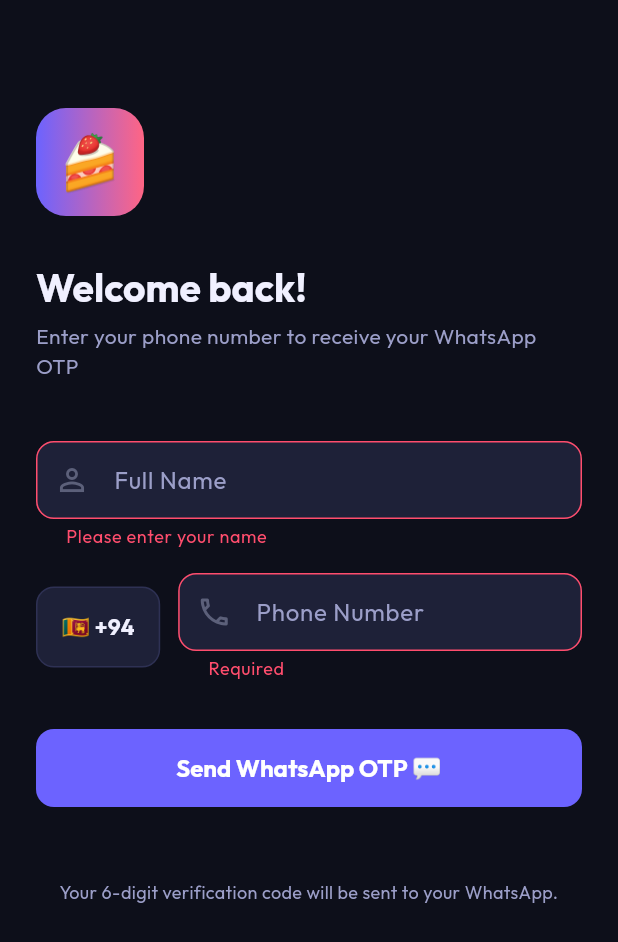
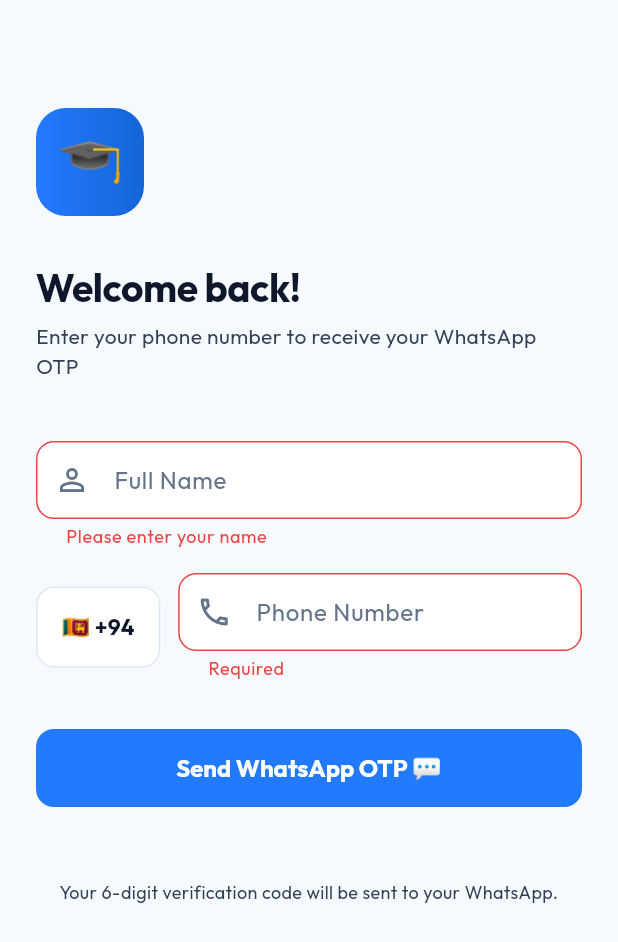
Before and after one commit to thizaruudara/dessert_app, a Flutter app: the screen it shows after launch, after a tap on "Send WhatsApp OTP 💬", on a phone screen of 412 x 824 dp. Shown: the top 942 px of the screen. Run offline on Flutter 3.47's test engine with Material 3 defaults, Android fonts, the phone set to English and light mode, and no system bars; our stand-ins replace cached_network_image, cloud_firestore, firebase_auth, firebase_core, firebase_messaging, go_router and 4 more; accounts and stored records are empty.

Commit message:
Apply official EduPeak website theme and brand design system

```diff
--- a/lib/core/theme/app_theme.dart
+++ b/lib/core/theme/app_theme.dart
@@ -2,38 +2,50 @@
 import 'package:google_fonts/google_fonts.dart';
 
 class AppColors {
-  // Brand
-  static const Color primary = Color(0xFF6C63FF);
-  static const Color primaryLight = Color(0xFF9D97FF);
-  static const Color primaryDark = Color(0xFF4B44CC);
-  static const Color accent = Color(0xFFFF6584);
-  static const Color gold = Color(0xFFFFB830);
-  static const Color warning = Color(0xFFFFB830);
-  static const Color success = Color(0xFF2DD4BF);
-  static const Color error = Color(0xFFFF4D6D);
+  // ── 1. Core Brand Colors (From EduPeak Website Design System) ───────────────
+  static const Color primary = Color(0xFF227AFF); // Primary Brand Blue
+  static const Color primaryDark = Color(0xFF1565D8); // Primary Dark / Accent
+  static const Color primaryLight = Color(0xFF4490FF); // Primary Light
 
-  // Dark theme surfaces
-  static const Color darkBg = Color(0xFF0D0F1A);
-  static const Color darkSurface = Color(0xFF161829);
-  static const Color darkCard = Color(0xFF1E2138);
-  static const Color darkCardAlt = Color(0xFF252840);
-  static const Color darkBorder = Color(0xFF2E3154);
+  // ── 2. Backgrounds & Surfaces ──────────────────────────────────────────────
+  static const Color background = Color(0xFFF6FAFF); // Soft Ice-Blue Tint
+  static const Color backgroundSoft = Color(0xFFEFF5FF); // Pill capsules & soft backgrounds
+  static const Color surface = Color(0xFFFFFFFF); // Surface & Card White
+  static const Color card = Color(0xFFFFFFFF); // Main Cards
+  static const Color cardAlt = Color(0xFFEFF5FF); // Soft Card Tint
+  static const Color border = Color(0xFFE2E8F0); // Delicate Slate Border
+  static const Color borderLight = Color(0xFFF1F5F9); // Extra subtle border
 
-  // Text
-  static const Color textPrimary = Color(0xFFF0F0FF);
-  static const Color textSecondary = Color(0xFF9B9EC8);
-  static const Color textMuted = Color(0xFF5C607A);
+  // ── 3. Typography ──────────────────────────────────────────────────────────
+  static const Color textPrimary = Color(0xFF0F172A); // Main Text (Dark Slate)
+  static const Color textSecondary = Color(0xFF334155); // Body Text
+  static const Color textMuted = Color(0xFF64748B); // Muted Text / Timestamps
+
+  // ── 4. Accents & Status Indicators ─────────────────────────────────────────
+  static const Color liveRed = Color(0xFFEF4444); // Live Stream Red
+  static const Color error = Color(0xFFEF4444); // Error
+  static const Color success = Color(0xFF10B981); // Success / Distinction
+  static const Color gold = Color(0xFFF59E0B); // Gold Trophy / Credits
+  static const Color warning = Color(0xFFF59E0B); // Warning
+  static const Color accent = Color(0xFF1565D8); // Dark Accent
+
+  // ── 5. Backward Compatibility Aliases ──────────────────────────────────────
+  static const Color darkBg = Color(0xFFF6FAFF);
+  static const Color darkSurface = Color(0xFFFFFFFF);
+  static const Color darkCard = Color(0xFFFFFFFF);
+  static const Color darkCardAlt = Color(0xFFEFF5FF);
+  static const Color darkBorder = Color(0xFFE2E8F0);
 }
 
 class AppTheme {
-  static ThemeData get darkTheme {
-    final base = ThemeData.dark();
+  static ThemeData get lightTheme {
+    final base = ThemeData.light();
     return base.copyWith(
-      scaffoldBackgroundColor: AppColors.darkBg,
-      colorScheme: const ColorScheme.dark(
+      scaffoldBackgroundColor: AppColors.background,
+      colorScheme: const ColorScheme.light(
         primary: AppColors.primary,
-        secondary: AppColors.accent,
-        surface: AppColors.darkSurface,
+        secondary: AppColors.primaryDark,
+        surface: AppColors.surface,
         error: AppColors.error,
         onPrimary: Colors.white,
         onSecondary: Colors.white,
@@ -41,19 +53,19 @@
       ),
       textTheme: GoogleFonts.outfitTextTheme(base.textTheme).copyWith(
         displayLarge: GoogleFonts.outfit(
-          fontSize: 32, fontWeight: FontWeight.bold, color: AppColors.textPrimary,
+          fontSize: 32, fontWeight: FontWeight.bold, color: AppColors.textPrimary, letterSpacing: -0.5,
         ),
         displayMedium: GoogleFonts.outfit(
-          fontSize: 26, fontWeight: FontWeight.bold, color: AppColors.textPrimary,
+          fontSize: 26, fontWeight: FontWeight.bold, color: AppColors.textPrimary, letterSpacing: -0.3,
         ),
         headlineLarge: GoogleFonts.outfit(
-          fontSize: 22, fontWeight: FontWeight.w600, color: AppColors.textPrimary,
+          fontSize: 22, fontWeight: FontWeight.w700, color: AppColors.textPrimary,
         ),
         headlineMedium: GoogleFonts.outfit(
           fontSize: 18, fontWeight: FontWeight.w600, color: AppColors.textPrimary,
         ),
         bodyLarge: GoogleFonts.outfit(
-          fontSize: 16, color: AppColors.textPrimary,
+          fontSize: 16, color: AppColors.textSecondary,
         ),
         bodyMedium: GoogleFonts.outfit(
           fontSize: 14, color: AppColors.textSecondary,
@@ -63,20 +75,22 @@
         ),
       ),
       appBarTheme: AppBarTheme(
-        backgroundColor: Colors.transparent,
+        backgroundColor: AppColors.surface,
+        foregroundColor: AppColors.textPrimary,
         elevation: 0,
         centerTitle: false,
         iconTheme: const IconThemeData(color: AppColors.textPrimary),
         titleTextStyle: GoogleFonts.outfit(
-          fontSize: 20, fontWeight: FontWeight.w600, color: AppColors.textPrimary,
+          fontSize: 20, fontWeight: FontWeight.bold, color: AppColors.textPrimary,
         ),
       ),
       cardTheme: CardTheme(
-        color: AppColors.darkCard,
+        color: AppColors.card,
         elevation: 0,
+        shadowColor: const Color(0x0A0F172A),
         shape: RoundedRectangleBorder(
           borderRadius: BorderRadius.circular(16),
-          side: const BorderSide(color: AppColors.darkBorder, width: 1),
+          side: const BorderSide(color: AppColors.border, width: 1),
         ),
       ),
       elevatedButtonTheme: ElevatedButtonThemeData(
@@ -84,7 +98,7 @@
           backgroundColor: AppColors.primary,
           foregroundColor: Colors.white,
           elevation: 0,
-          padding: const EdgeInsets.symmetric(horizontal: 24, vertical: 14),
+          padding: const EdgeInsets.symmetric(horizontal: 24, vertical: 15),
           shape: RoundedRectangleBorder(borderRadius: BorderRadius.circular(12)),
           textStyle: GoogleFonts.outfit(fontSize: 15, fontWeight: FontWeight.w600),
         ),
@@ -92,22 +106,22 @@
       outlinedButtonTheme: OutlinedButtonThemeData(
         style: OutlinedButton.styleFrom(
           foregroundColor: AppColors.primary,
-          side: const BorderSide(color: AppColors.primary),
-          padding: const EdgeInsets.symmetric(horizontal: 24, vertical: 14),
+          side: const BorderSide(color: AppColors.primary, width: 1.5),
+          padding: const EdgeInsets.symmetric(horizontal: 24, vertical: 15),
           shape: RoundedRectangleBorder(borderRadius: BorderRadius.circular(12)),
           textStyle: GoogleFonts.outfit(fontSize: 15, fontWeight: FontWeight.w600),
         ),
       ),
       inputDecorationTheme: InputDecorationTheme(
         filled: true,
-        fillColor: AppColors.darkCard,
+        fillColor: AppColors.surface,
         border: OutlineInputBorder(
           borderRadius: BorderRadius.circular(12),
-          borderSide: const BorderSide(color: AppColors.darkBorder),
+          borderSide: const BorderSide(color: AppColors.border),
         ),
         enabledBorder: OutlineInputBorder(
           borderRadius: BorderRadius.circular(12),
-          borderSide: const BorderSide(color: AppColors.darkBorder),
+          borderSide: const BorderSide(color: AppColors.border),
         ),
         focusedBorder: OutlineInputBorder(
           borderRadius: BorderRadius.circular(12),
@@ -117,29 +131,29 @@
           borderRadius: BorderRadius.circular(12),
           borderSide: const BorderSide(color: AppColors.error),
         ),
-        labelStyle: GoogleFonts.outfit(color: AppColors.textSecondary),
+        labelStyle: GoogleFonts.outfit(color: AppColors.textMuted),
         hintStyle: GoogleFonts.outfit(color: AppColors.textMuted),
         contentPadding: const EdgeInsets.symmetric(horizontal: 16, vertical: 14),
       ),
       bottomNavigationBarTheme: const BottomNavigationBarThemeData(
-        backgroundColor: AppColors.darkSurface,
+        backgroundColor: AppColors.surface,
         selectedItemColor: AppColors.primary,
         unselectedItemColor: AppColors.textMuted,
         type: BottomNavigationBarType.fixed,
-        elevation: 0,
+        elevation: 8,
       ),
       dividerTheme: const DividerThemeData(
-        color: AppColors.darkBorder,
+        color: AppColors.border,
         thickness: 1,
       ),
       snackBarTheme: SnackBarThemeData(
-        backgroundColor: AppColors.darkCard,
-        contentTextStyle: GoogleFonts.outfit(color: AppColors.textPrimary),
+        backgroundColor: AppColors.textPrimary,
+        contentTextStyle: GoogleFonts.outfit(color: Colors.white),
         shape: RoundedRectangleBorder(borderRadius: BorderRadius.circular(12)),
         behavior: SnackBarBehavior.floating,
       ),
     );
   }
 
-  static ThemeData get lightTheme => darkTheme; // App is dark-only
+  static ThemeData get darkTheme => lightTheme;
 }
--- a/lib/features/admin/screens/admin_home_screen.dart
+++ b/lib/features/admin/screens/admin_home_screen.dart
@@ -46,14 +46,14 @@
           SliverAppBar(
             pinned: true,
             expandedHeight: 160,
-            backgroundColor: AppColors.darkBg,
+            backgroundColor: AppColors.background,
             flexibleSpace: FlexibleSpaceBar(
               background: Container(
                 decoration: const BoxDecoration(
                   gradient: LinearGradient(
                     begin: Alignment.topLeft,
                     end: Alignment.bottomRight,
-                    colors: [Color(0xFF3D1080), Color(0xFF1A1B35)],
+                    colors: [AppColors.primary, AppColors.primaryDark],
                   ),
                 ),
                 child: SafeArea(
--- a/lib/features/admin/screens/admin_shell.dart
+++ b/lib/features/admin/screens/admin_shell.dart
@@ -21,12 +21,12 @@
       body: widget.child,
       bottomNavigationBar: Container(
         decoration: const BoxDecoration(
-          color: AppColors.darkSurface,
-          border: Border(top: BorderSide(color: AppColors.darkBorder)),
+          color: AppColors.surface,
+          border: Border(top: BorderSide(color: AppColors.border)),
         ),
         child: NavigationBar(
           backgroundColor: Colors.transparent,
-          indicatorColor: AppColors.accent.withOpacity(0.15),
+          indicatorColor: AppColors.backgroundSoft,
           selectedIndex: _index,
           onDestinationSelected: (i) {
             setState(() => _index = i);
--- a/lib/features/auth/screens/login_screen.dart
+++ b/lib/features/auth/screens/login_screen.dart
@@ -67,10 +67,10 @@
                 decoration: BoxDecoration(
                   borderRadius: BorderRadius.circular(20),
                   gradient: const LinearGradient(
-                    colors: [AppColors.primary, AppColors.accent],
+                    colors: [AppColors.primary, AppColors.primaryDark],
                   ),
                 ),
-                child: const Center(child: Text('🍰', style: TextStyle(fontSize: 36))),
+                child: const Center(child: Text('🎓', style: TextStyle(fontSize: 36))),
               ),
               const SizedBox(height: 32),
               Text('Welcome back!', style: Theme.of(context).textTheme.displayMedium),
--- a/lib/features/auth/screens/splash_screen.dart
+++ b/lib/features/auth/screens/splash_screen.dart
@@ -49,7 +49,7 @@
   @override
   Widget build(BuildContext context) {
     return Scaffold(
-      backgroundColor: AppColors.darkBg,
+      backgroundColor: AppColors.background,
       body: Center(
         child: FadeTransition(
           opacity: _fade,
@@ -66,32 +66,36 @@
                     gradient: const LinearGradient(
                       begin: Alignment.topLeft,
                       end: Alignment.bottomRight,
-                      colors: [AppColors.primary, AppColors.accent],
+                      colors: [AppColors.primary, AppColors.primaryDark],
                     ),
                     boxShadow: [
                       BoxShadow(
-                        color: AppColors.primary.withOpacity(0.5),
-                        blurRadius: 40,
+                        color: AppColors.primary.withOpacity(0.35),
+                        blurRadius: 30,
                         offset: const Offset(0, 10),
                       ),
                     ],
                   ),
                   child: const Center(
-                    child: Text('🍰', style: TextStyle(fontSize: 54)),
+                    child: Text('🎓', style: TextStyle(fontSize: 54)),
                   ),
                 ),
                 const SizedBox(height: 24),
                 Text(
-                  'Dessert',
+                  'EduPeak',
                   style: Theme.of(context).textTheme.displayLarge?.copyWith(
                     fontWeight: FontWeight.w800,
+                    color: AppColors.textPrimary,
                     letterSpacing: -1,
                   ),
                 ),
                 const SizedBox(height: 8),
                 Text(
-                  'Institute Learning Portal',
-                  style: Theme.of(context).textTheme.bodyMedium,
+                  'AI & Learning Institute',
+                  style: Theme.of(context).textTheme.bodyMedium?.copyWith(
+                    color: AppColors.textMuted,
+                    fontWeight: FontWeight.w500,
+                  ),
                 ),
               ],
             ),
--- a/lib/features/student/screens/student_home_screen.dart
+++ b/lib/features/student/screens/student_home_screen.dart
@@ -44,14 +44,14 @@
           SliverAppBar(
             expandedHeight: 200,
             pinned: true,
-            backgroundColor: AppColors.darkBg,
+            backgroundColor: AppColors.background,
             flexibleSpace: FlexibleSpaceBar(
               background: Container(
                 decoration: const BoxDecoration(
                   gradient: LinearGradient(
                     begin: Alignment.topLeft,
                     end: Alignment.bottomRight,
-                    colors: [AppColors.primary, Color(0xFF1A1B35)],
+                    colors: [AppColors.primary, AppColors.primaryDark],
                   ),
                 ),
                 child: SafeArea(
--- a/lib/features/student/screens/student_shell.dart
+++ b/lib/features/student/screens/student_shell.dart
@@ -22,12 +22,12 @@
       body: widget.child,
       bottomNavigationBar: Container(
         decoration: const BoxDecoration(
-          color: AppColors.darkSurface,
-          border: Border(top: BorderSide(color: AppColors.darkBorder)),
+          color: AppColors.surface,
+          border: Border(top: BorderSide(color: AppColors.border)),
         ),
         child: NavigationBar(
           backgroundColor: Colors.transparent,
-          indicatorColor: AppColors.primary.withOpacity(0.15),
+          indicatorColor: AppColors.backgroundSoft,
           selectedIndex: _index,
           onDestinationSelected: (i) {
             setState(() => _index = i);
--- a/lib/features/student/screens/student_submit_guide_screen.dart
+++ b/lib/features/student/screens/student_submit_guide_screen.dart
@@ -3,9 +3,9 @@
 
 import '../../../core/theme/app_theme.dart';
 
-// ⚠️ Replace this with your actual institute WhatsApp Business number
-const String kInstituteWhatsAppNumber = '+1234567890';
-const String kInstituteWhatsAppName = 'Dessert Institute';
+// Official EduPeak WhatsApp Business number
+const String kInstituteWhatsAppNumber = '+94707938883';
+const String kInstituteWhatsAppName = 'EduPeak AI Institute';
 
 class StudentSubmitGuideScreen extends StatelessWidget {
   const StudentSubmitGuideScreen({super.key});
--- a/lib/features/student/widgets/credit_badge.dart
+++ b/lib/features/student/widgets/credit_badge.dart
@@ -17,7 +17,7 @@
         gradient: const LinearGradient(
           begin: Alignment.topLeft,
           end: Alignment.bottomRight,
-          colors: [Color(0xFF2A1A5E), Color(0xFF1A2060)],
+          colors: [AppColors.primary, AppColors.primaryDark],
         ),
         border: Border.all(color: AppColors.primary.withOpacity(0.3)),
         boxShadow: [
--- a/lib/main.dart
+++ b/lib/main.dart
@@ -30,7 +30,7 @@
   SystemChrome.setSystemUIOverlayStyle(
     const SystemUiOverlayStyle(
       statusBarColor: Colors.transparent,
-      statusBarIconBrightness: Brightness.light,
+      statusBarIconBrightness: Brightness.dark,
     ),
   );
 
@@ -61,11 +61,11 @@
           });
 
           return MaterialApp.router(
-            title: 'Dessert',
+            title: 'EduPeak',
             debugShowCheckedModeBanner: false,
             theme: AppTheme.lightTheme,
             darkTheme: AppTheme.darkTheme,
-            themeMode: ThemeMode.dark,
+            themeMode: ThemeMode.light,
             routerConfig: router,
           );
         },
```
